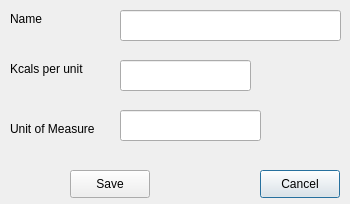
snim2mirror/openihm, file open-ihm/gui/designs/ui_managefoodtypes_edit.ui: the form before one commit.
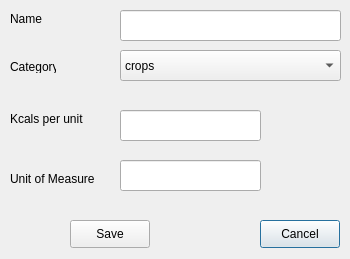
The form after the commit.

What changed in the file:
```diff
--- a/open-ihm/gui/designs/ui_managefoodtypes_edit.ui
+++ b/open-ihm/gui/designs/ui_managefoodtypes_edit.ui
@@ -7,7 +7,7 @@
     <x>0</x>
     <y>0</y>
     <width>350</width>
-    <height>204</height>
+    <height>259</height>
    </rect>
   </property>
   <property name="minimumSize">
@@ -23,7 +23,7 @@
    <property name="geometry">
     <rect>
      <x>260</x>
-     <y>170</y>
+     <y>220</y>
      <width>80</width>
      <height>28</height>
     </rect>
@@ -36,7 +36,7 @@
    <property name="geometry">
     <rect>
      <x>70</x>
-     <y>170</y>
+     <y>220</y>
      <width>80</width>
      <height>28</height>
     </rect>
@@ -62,7 +62,7 @@
    <property name="geometry">
     <rect>
      <x>10</x>
-     <y>120</y>
+     <y>170</y>
      <width>91</width>
      <height>18</height>
     </rect>
@@ -75,7 +75,7 @@
    <property name="geometry">
     <rect>
      <x>10</x>
-     <y>60</y>
+     <y>110</y>
      <width>101</width>
      <height>18</height>
     </rect>
@@ -88,8 +88,8 @@
    <property name="geometry">
     <rect>
      <x>120</x>
-     <y>60</y>
-     <width>131</width>
+     <y>110</y>
+     <width>141</width>
      <height>31</height>
     </rect>
    </property>
@@ -108,12 +108,50 @@
    <property name="geometry">
     <rect>
      <x>120</x>
-     <y>110</y>
+     <y>160</y>
      <width>141</width>
      <height>31</height>
     </rect>
    </property>
   </widget>
+  <widget class="QComboBox" name="cmbCategory">
+   <property name="geometry">
+    <rect>
+     <x>120</x>
+     <y>50</y>
+     <width>221</width>
+     <height>31</height>
+    </rect>
+   </property>
+   <item>
+    <property name="text">
+     <string>crops</string>
+    </property>
+   </item>
+   <item>
+    <property name="text">
+     <string>livestock</string>
+    </property>
+   </item>
+   <item>
+    <property name="text">
+     <string>wildfoods</string>
+    </property>
+   </item>
+  </widget>
+  <widget class="QLabel" name="label_2">
+   <property name="geometry">
+    <rect>
+     <x>10</x>
+     <y>60</y>
+     <width>46</width>
+     <height>13</height>
+    </rect>
+   </property>
+   <property name="text">
+    <string>Category</string>
+   </property>
+  </widget>
  </widget>
  <resources/>
  <connections/>
```
